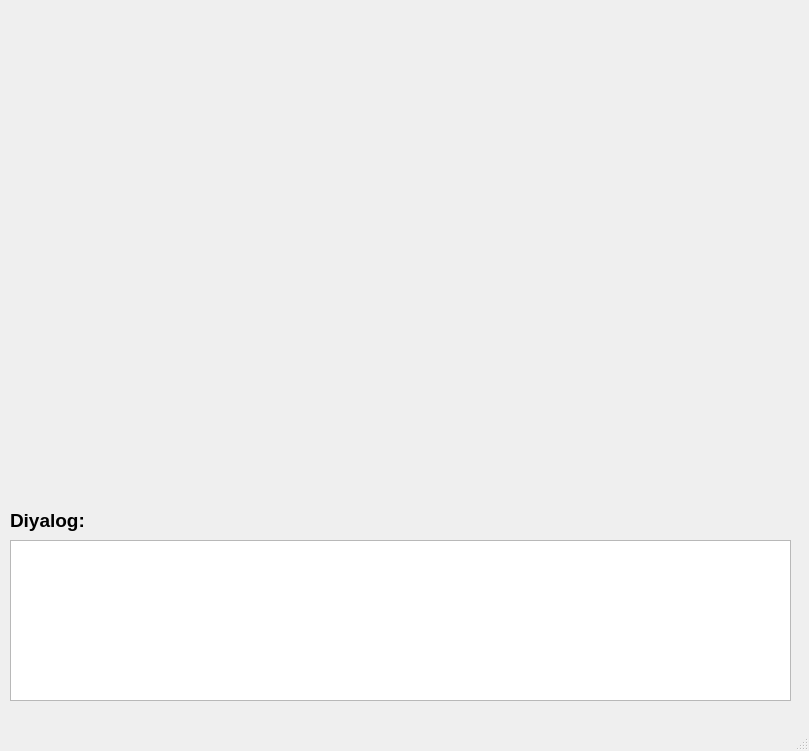
First picture: the form in Niyetli.ui, repository mehmetemrepolat/Niyetli, before the edit.
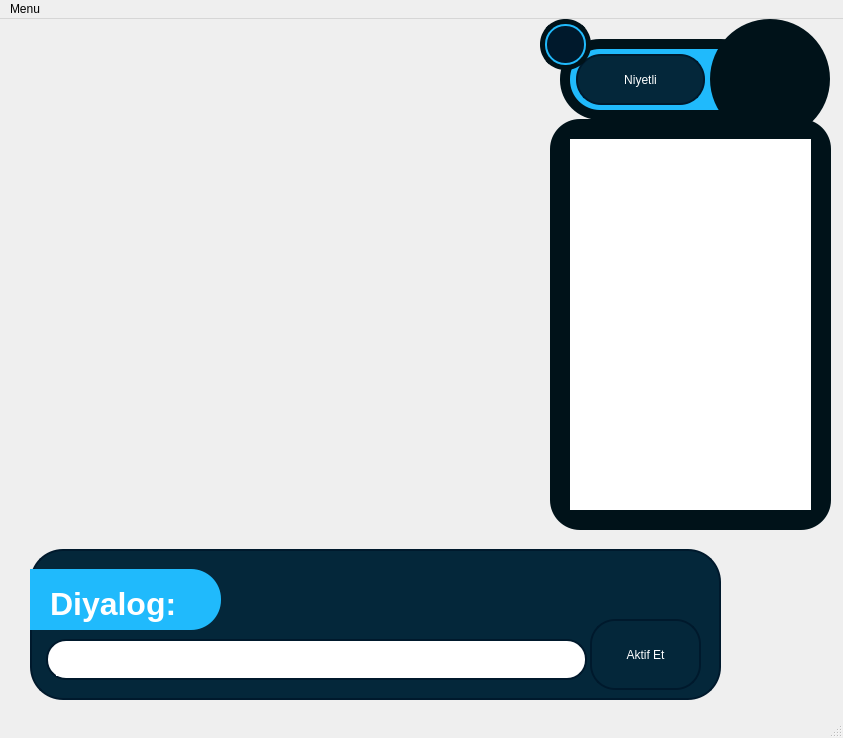
Second picture: the form after the edit.

Commit message: Arayüz çalışmaları

```diff
--- a/Niyetli.ui
+++ b/Niyetli.ui
@@ -6,44 +6,346 @@
    <rect>
     <x>0</x>
     <y>0</y>
-    <width>809</width>
-    <height>751</height>
+    <width>843</width>
+    <height>738</height>
    </rect>
   </property>
   <property name="windowTitle">
    <string>MainWindow</string>
   </property>
   <widget class="QWidget" name="centralwidget">
-   <widget class="QListView" name="Dialog">
+   <widget class="QFrame" name="circularBg_7">
     <property name="geometry">
      <rect>
-      <x>10</x>
-      <y>540</y>
-      <width>781</width>
-      <height>161</height>
+      <x>30</x>
+      <y>530</y>
+      <width>691</width>
+      <height>151</height>
      </rect>
     </property>
+    <property name="styleSheet">
+     <string notr="true">#circularBg_7 {
+	border: 2px solid #00192C;
+	border-radius: 33px;	
+	background-color: rgb(4,39,58);
+	
+	font: 10pt &quot;Leelawadee UI&quot;;
+	color: #fff;
+}</string>
+    </property>
+    <property name="frameShape">
+     <enum>QFrame::NoFrame</enum>
+    </property>
+    <property name="frameShadow">
+     <enum>QFrame::Raised</enum>
+    </property>
+    <widget class="QFrame" name="aa">
+     <property name="geometry">
+      <rect>
+       <x>16</x>
+       <y>90</y>
+       <width>541</width>
+       <height>41</height>
+      </rect>
+     </property>
+     <property name="styleSheet">
+      <string notr="true">#aa{
+border-radius: 20px;
+border:2px solid #00192C;
+background-color: rgb(255, 255, 255);
+}</string>
+     </property>
+     <property name="frameShape">
+      <enum>QFrame::StyledPanel</enum>
+     </property>
+     <property name="frameShadow">
+      <enum>QFrame::Raised</enum>
+     </property>
+     <widget class="QLineEdit" name="a_input">
+      <property name="geometry">
+       <rect>
+        <x>10</x>
+        <y>6</y>
+        <width>501</width>
+        <height>31</height>
+       </rect>
+      </property>
+      <property name="styleSheet">
+       <string notr="true">#a_input{
+border-radius: 18px;
+border:2px solid #fff;
+font: 25 14pt &quot;Bahnschrift Light&quot;;
+}</string>
+      </property>
+     </widget>
+    </widget>
+    <widget class="QLabel" name="label">
+     <property name="geometry">
+      <rect>
+       <x>20</x>
+       <y>30</y>
+       <width>171</width>
+       <height>51</height>
+      </rect>
+     </property>
+     <property name="text">
+      <string>&lt;html&gt;
+&lt;head&gt;
+&lt;style&gt;
+    p {
+        color: white;
+        font-family: Arial, sans-serif;
+        font-size: 24pt;
+        font-weight: bold;
+    }
+&lt;/style&gt;
+&lt;/head&gt;
+&lt;body&gt;
+    &lt;p&gt;Diyalog:&lt;/p&gt;
+&lt;/body&gt;
+&lt;/html&gt;</string>
+     </property>
+    </widget>
+    <widget class="QPushButton" name="pushButton">
+     <property name="geometry">
+      <rect>
+       <x>560</x>
+       <y>70</y>
+       <width>111</width>
+       <height>71</height>
+      </rect>
+     </property>
+     <property name="styleSheet">
+      <string notr="true">#pushButton {
+	border: 2px solid #00192C;
+	border-radius: 25px;	
+	background-color: rgb(4,39,58);
+	
+	font: 10pt &quot;Leelawadee UI&quot;;
+	color: #fff;
+}
+#pushButton:hover {
+	background-color:  #00192C;
+	border: 2px solid #00192C;
+}
+#pushButton:pressed {	
+	background-color: #000;
+	border: 2px solid #00192C;
+}</string>
+     </property>
+     <property name="text">
+      <string>Aktif Et</string>
+     </property>
+    </widget>
+    <widget class="QFrame" name="circularBg_6">
+     <property name="geometry">
+      <rect>
+       <x>-30</x>
+       <y>20</y>
+       <width>221</width>
+       <height>61</height>
+      </rect>
+     </property>
+     <property name="styleSheet">
+      <string notr="true">QFrame{
+	border-radius: 30px;
+	background-color: #20BAFC;
+}</string>
+     </property>
+     <property name="frameShape">
+      <enum>QFrame::NoFrame</enum>
+     </property>
+     <property name="frameShadow">
+      <enum>QFrame::Raised</enum>
+     </property>
+    </widget>
+    <zorder>circularBg_6</zorder>
+    <zorder>aa</zorder>
+    <zorder>label</zorder>
+    <zorder>pushButton</zorder>
    </widget>
-   <widget class="QLabel" name="label">
+   <widget class="QFrame" name="frame_31">
     <property name="geometry">
      <rect>
-      <x>10</x>
-      <y>500</y>
-      <width>101</width>
-      <height>41</height>
+      <x>540</x>
+      <y>0</y>
+      <width>51</width>
+      <height>51</height>
      </rect>
     </property>
-    <property name="text">
-     <string>&lt;html&gt;&lt;head/&gt;&lt;body&gt;&lt;p&gt;&lt;span style=&quot; font-size:14pt; font-weight:600;&quot;&gt;Diyalog:&lt;/span&gt;&lt;/p&gt;&lt;/body&gt;&lt;/html&gt;</string>
+    <property name="styleSheet">
+     <string notr="true">#frame_31{
+     border-radius:25px;
+     background-color: #20BAFC;
+	 border:5px solid rgb(0, 18, 25);
+}
+</string>
     </property>
+    <property name="frameShape">
+     <enum>QFrame::StyledPanel</enum>
+    </property>
+    <property name="frameShadow">
+     <enum>QFrame::Raised</enum>
+    </property>
+    <widget class="QFrame" name="frame_32">
+     <property name="geometry">
+      <rect>
+       <x>7</x>
+       <y>7</y>
+       <width>37</width>
+       <height>37</height>
+      </rect>
+     </property>
+     <property name="styleSheet">
+      <string notr="true">#frame_32 {
+	border-radius: 18px;	
+	;background-color: #00192C;
+}
+</string>
+     </property>
+     <property name="frameShape">
+      <enum>QFrame::StyledPanel</enum>
+     </property>
+     <property name="frameShadow">
+      <enum>QFrame::Raised</enum>
+     </property>
+    </widget>
    </widget>
-   <widget class="QLabel" name="label_2">
+   <widget class="QFrame" name="frame_29">
     <property name="geometry">
      <rect>
+      <x>710</x>
+      <y>0</y>
+      <width>120</width>
+      <height>120</height>
+     </rect>
+    </property>
+    <property name="styleSheet">
+     <string notr="true">border-radius:60px;
+background-color:rgb(0, 18, 25);</string>
+    </property>
+    <property name="frameShape">
+     <enum>QFrame::StyledPanel</enum>
+    </property>
+    <property name="frameShadow">
+     <enum>QFrame::Raised</enum>
+    </property>
+   </widget>
+   <widget class="QFrame" name="container_7">
+    <property name="geometry">
+     <rect>
+      <x>560</x>
+      <y>20</y>
+      <width>201</width>
+      <height>81</height>
+     </rect>
+    </property>
+    <property name="styleSheet">
+     <string notr="true">QFrame{
+	background-color: rgb(0, 18, 25);
+    border-radius: 40px;
+}</string>
+    </property>
+    <property name="frameShape">
+     <enum>QFrame::NoFrame</enum>
+    </property>
+    <property name="frameShadow">
+     <enum>QFrame::Raised</enum>
+    </property>
+    <widget class="QLabel" name="label_2">
+     <property name="geometry">
+      <rect>
+       <x>77</x>
+       <y>20</y>
+       <width>91</width>
+       <height>41</height>
+      </rect>
+     </property>
+     <property name="styleSheet">
+      <string notr="true">#label{
+	font: 75 24pt &quot;Candara&quot;;
+	color:#fff;
+}</string>
+     </property>
+     <property name="text">
+      <string>Speak</string>
+     </property>
+    </widget>
+    <widget class="QFrame" name="circularBg_5">
+     <property name="geometry">
+      <rect>
+       <x>10</x>
+       <y>10</y>
+       <width>181</width>
+       <height>61</height>
+      </rect>
+     </property>
+     <property name="styleSheet">
+      <string notr="true">QFrame{
+	border-radius: 30px;
+	background-color: #20BAFC;
+}</string>
+     </property>
+     <property name="frameShape">
+      <enum>QFrame::NoFrame</enum>
+     </property>
+     <property name="frameShadow">
+      <enum>QFrame::Raised</enum>
+     </property>
+     <widget class="QPushButton" name="pushButton_3">
+      <property name="geometry">
+       <rect>
+        <x>6</x>
+        <y>5</y>
+        <width>129</width>
+        <height>51</height>
+       </rect>
+      </property>
+      <property name="cursor">
+       <cursorShape>PointingHandCursor</cursorShape>
+      </property>
+      <property name="styleSheet">
+       <string notr="true">#pushButton_3 {
+	border: 2px solid #00192C;
+	border-radius: 25px;	
+	background-color: rgb(4,39,58);
+	
+	font: 10pt &quot;Leelawadee UI&quot;;
+	color: #fff;
+}
+#pushButton_3:hover {
+	background-color:  #00192C;
+	border: 2px solid #00192C;
+}
+#pushButton_3:pressed {	
+	background-color: #000;
+	border: 2px solid #00192C;
+}</string>
+      </property>
+      <property name="text">
+       <string>Niyetli</string>
+      </property>
+     </widget>
+    </widget>
+   </widget>
+   <widget class="QWidget" name="verticalLayoutWidget">
+    <property name="geometry">
+     <rect>
+      <x>440</x>
+      <y>410</y>
+      <width>2</width>
+      <height>2</height>
+     </rect>
+    </property>
+    <layout class="QVBoxLayout" name="verticalLayout"/>
+   </widget>
+   <widget class="QLabel" name="logo">
+    <property name="geometry">
+     <rect>
       <x>10</x>
-      <y>10</y>
-      <width>781</width>
-      <height>481</height>
+      <y>40</y>
+      <width>521</width>
+      <height>451</height>
      </rect>
     </property>
     <property name="text">
@@ -53,16 +355,110 @@
      <set>Qt::AlignCenter</set>
     </property>
    </widget>
+   <widget class="QFrame" name="container_8">
+    <property name="geometry">
+     <rect>
+      <x>550</x>
+      <y>100</y>
+      <width>281</width>
+      <height>411</height>
+     </rect>
+    </property>
+    <property name="styleSheet">
+     <string notr="true">QFrame{
+	background-color:rgb(0, 18, 25);
+    border-radius: 30px;
+}</string>
+    </property>
+    <property name="frameShape">
+     <enum>QFrame::NoFrame</enum>
+    </property>
+    <property name="frameShadow">
+     <enum>QFrame::Raised</enum>
+    </property>
+    <widget class="QListView" name="Dialog">
+     <property name="geometry">
+      <rect>
+       <x>70</x>
+       <y>30</y>
+       <width>231</width>
+       <height>291</height>
+      </rect>
+     </property>
+     <property name="autoFillBackground">
+      <bool>false</bool>
+     </property>
+    </widget>
+    <widget class="QFrame" name="container_9">
+     <property name="geometry">
+      <rect>
+       <x>20</x>
+       <y>20</y>
+       <width>241</width>
+       <height>371</height>
+      </rect>
+     </property>
+     <property name="layoutDirection">
+      <enum>Qt::LeftToRight</enum>
+     </property>
+     <property name="styleSheet">
+      <string notr="true">QFrame{
+	background-color:white;
+    border-radius: 0px;
+
+}</string>
+     </property>
+     <property name="frameShape">
+      <enum>QFrame::NoFrame</enum>
+     </property>
+     <property name="frameShadow">
+      <enum>QFrame::Raised</enum>
+     </property>
+     <widget class="QWidget" name="verticalLayoutWidget_2">
+      <property name="geometry">
+       <rect>
+        <x>0</x>
+        <y>0</y>
+        <width>241</width>
+        <height>371</height>
+       </rect>
+      </property>
+      <layout class="QVBoxLayout" name="verticalLayout_2">
+       <item>
+        <widget class="QListView" name="Dialog_2">
+         <property name="autoFillBackground">
+          <bool>false</bool>
+         </property>
+        </widget>
+       </item>
+      </layout>
+     </widget>
+    </widget>
+   </widget>
+   <zorder>container_7</zorder>
+   <zorder>frame_31</zorder>
+   <zorder>circularBg_7</zorder>
+   <zorder>frame_29</zorder>
+   <zorder>verticalLayoutWidget</zorder>
+   <zorder>logo</zorder>
+   <zorder>container_8</zorder>
   </widget>
   <widget class="QMenuBar" name="menubar">
    <property name="geometry">
     <rect>
      <x>0</x>
      <y>0</y>
-     <width>809</width>
+     <width>843</width>
      <height>26</height>
     </rect>
    </property>
+   <widget class="QMenu" name="menuMenu">
+    <property name="title">
+     <string>Menu</string>
+    </property>
+    <addaction name="actionAyarlar"/>
+   </widget>
+   <addaction name="menuMenu"/>
   </widget>
   <widget class="QStatusBar" name="statusbar"/>
  </widget>
```
Left out of the diff: 5 changed lines with no effect on the pictures. The commit also changes 1 other file.
